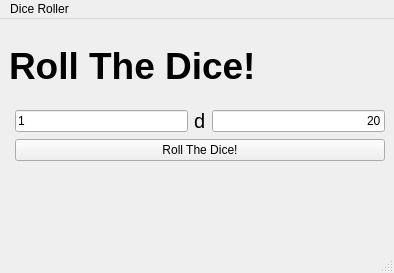
This is mainwindow.ui in ebenson89/dndreader as Qt 5 draws it before an edit. The edited form follows.
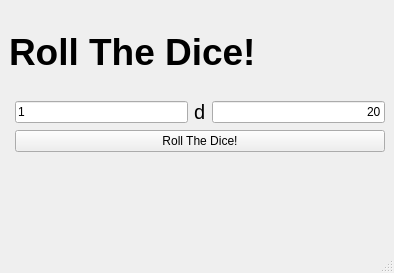
This is the edited form.

Commit message: Remove unused items on GUI

Patch:
```diff
--- a/mainwindow.ui
+++ b/mainwindow.ui
@@ -86,12 +86,6 @@
      <height>22</height>
     </rect>
    </property>
-   <widget class="QMenu" name="menuHello">
-    <property name="title">
-     <string>Dice Roller</string>
-    </property>
-   </widget>
-   <addaction name="menuHello"/>
   </widget>
   <widget class="QStatusBar" name="statusbar"/>
  </widget>
```
